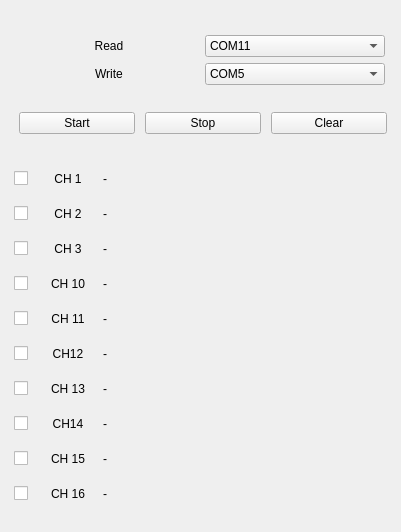
Qt form main_ui.ui (Dishendramishra/microK) before a commit.
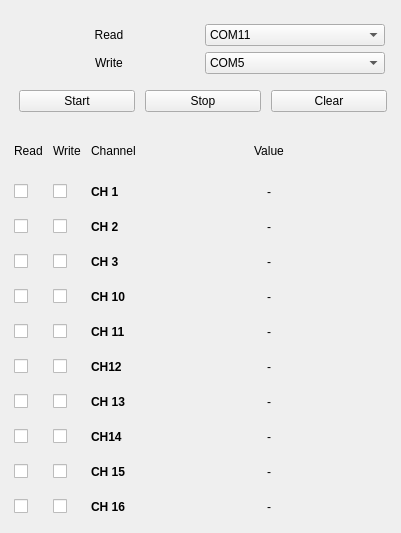
The same form after that commit.

Commit message: working under emulator

Patch:
```diff
--- a/main_ui.ui
+++ b/main_ui.ui
@@ -7,7 +7,7 @@
     <x>0</x>
     <y>0</y>
     <width>401</width>
-    <height>532</height>
+    <height>533</height>
    </rect>
   </property>
   <property name="windowTitle">
@@ -344,7 +344,7 @@
        </layout>
       </item>
       <item>
-       <layout class="QGridLayout" name="gridLayout" columnstretch="1,1,15">
+       <layout class="QGridLayout" name="gridLayout" columnstretch="0,0,0,1">
         <property name="leftMargin">
          <number>5</number>
         </property>
@@ -363,186 +363,283 @@
         <property name="verticalSpacing">
          <number>20</number>
         </property>
-        <item row="9" column="1">
-         <widget class="QLabel" name="lbl_com10">
+        <item row="10" column="1">
+         <widget class="QCheckBox" name="chbx_write10">
           <property name="text">
-           <string>CH 16</string>
-          </property>
-          <property name="alignment">
-           <set>Qt::AlignCenter</set>
+           <string/>
           </property>
          </widget>
         </item>
         <item row="8" column="1">
-         <widget class="QLabel" name="lbl_com9">
+         <widget class="QCheckBox" name="chbx_write8">
           <property name="text">
-           <string>CH 15</string>
-          </property>
-          <property name="alignment">
-           <set>Qt::AlignCenter</set>
+           <string/>
           </property>
          </widget>
         </item>
-        <item row="4" column="1">
-         <widget class="QLabel" name="lbl_com5">
+        <item row="5" column="2">
+         <widget class="QLabel" name="lbl_ch5">
+          <property name="font">
+           <font>
+            <weight>75</weight>
+            <bold>true</bold>
+           </font>
+          </property>
+          <property name="layoutDirection">
+           <enum>Qt::LeftToRight</enum>
+          </property>
           <property name="text">
            <string>CH 11</string>
           </property>
           <property name="alignment">
-           <set>Qt::AlignCenter</set>
+           <set>Qt::AlignLeading|Qt::AlignLeft|Qt::AlignVCenter</set>
           </property>
          </widget>
         </item>
-        <item row="7" column="1">
-         <widget class="QLabel" name="lbl_com8">
+        <item row="10" column="2">
+         <widget class="QLabel" name="lbl_ch10">
+          <property name="font">
+           <font>
+            <weight>75</weight>
+            <bold>true</bold>
+           </font>
+          </property>
+          <property name="layoutDirection">
+           <enum>Qt::LeftToRight</enum>
+          </property>
           <property name="text">
-           <string>CH14</string>
+           <string>CH 16</string>
           </property>
           <property name="alignment">
-           <set>Qt::AlignCenter</set>
+           <set>Qt::AlignLeading|Qt::AlignLeft|Qt::AlignVCenter</set>
           </property>
          </widget>
         </item>
-        <item row="3" column="1">
-         <widget class="QLabel" name="lbl_com4">
+        <item row="9" column="2">
+         <widget class="QLabel" name="lbl_ch9">
+          <property name="font">
+           <font>
+            <weight>75</weight>
+            <bold>true</bold>
+           </font>
+          </property>
+          <property name="layoutDirection">
+           <enum>Qt::LeftToRight</enum>
+          </property>
+          <property name="text">
+           <string>CH 15</string>
+          </property>
+          <property name="alignment">
+           <set>Qt::AlignLeading|Qt::AlignLeft|Qt::AlignVCenter</set>
+          </property>
+         </widget>
+        </item>
+        <item row="4" column="2">
+         <widget class="QLabel" name="lbl_ch4">
+          <property name="font">
+           <font>
+            <weight>75</weight>
+            <bold>true</bold>
+           </font>
+          </property>
+          <property name="layoutDirection">
+           <enum>Qt::LeftToRight</enum>
+          </property>
           <property name="text">
            <string>CH 10</string>
           </property>
           <property name="alignment">
-           <set>Qt::AlignCenter</set>
+           <set>Qt::AlignLeading|Qt::AlignLeft|Qt::AlignVCenter</set>
           </property>
          </widget>
         </item>
-        <item row="2" column="1">
-         <widget class="QLabel" name="lbl_com3">
+        <item row="8" column="2">
+         <widget class="QLabel" name="lbl_ch8">
+          <property name="font">
+           <font>
+            <weight>75</weight>
+            <bold>true</bold>
+           </font>
+          </property>
+          <property name="layoutDirection">
+           <enum>Qt::LeftToRight</enum>
+          </property>
           <property name="text">
-           <string>CH 3</string>
+           <string>CH14</string>
           </property>
           <property name="alignment">
-           <set>Qt::AlignCenter</set>
-          </property>
-         </widget>
-        </item>
-        <item row="0" column="2">
-         <widget class="QLabel" name="lbl_com1_val">
-          <property name="text">
-           <string>-</string>
+           <set>Qt::AlignLeading|Qt::AlignLeft|Qt::AlignVCenter</set>
           </property>
          </widget>
         </item>
         <item row="3" column="2">
-         <widget class="QLabel" name="lbl_com4_val">
+         <widget class="QLabel" name="lbl_ch3">
+          <property name="font">
+           <font>
+            <weight>75</weight>
+            <bold>true</bold>
+           </font>
+          </property>
+          <property name="layoutDirection">
+           <enum>Qt::LeftToRight</enum>
+          </property>
           <property name="text">
+           <string>CH 3</string>
+          </property>
+          <property name="alignment">
+           <set>Qt::AlignLeading|Qt::AlignLeft|Qt::AlignVCenter</set>
+          </property>
+         </widget>
+        </item>
+        <item row="1" column="3">
+         <widget class="QLabel" name="lbl_ch1_val">
+          <property name="text">
            <string>-</string>
           </property>
+          <property name="alignment">
+           <set>Qt::AlignCenter</set>
+          </property>
          </widget>
         </item>
-        <item row="5" column="2">
-         <widget class="QLabel" name="lbl_com6_val">
+        <item row="4" column="3">
+         <widget class="QLabel" name="lbl_ch4_val">
           <property name="text">
            <string>-</string>
           </property>
+          <property name="alignment">
+           <set>Qt::AlignCenter</set>
+          </property>
          </widget>
         </item>
-        <item row="2" column="2">
-         <widget class="QLabel" name="lbl_com3_val">
+        <item row="6" column="2">
+         <widget class="QLabel" name="lbl_ch6">
+          <property name="font">
+           <font>
+            <weight>75</weight>
+            <bold>true</bold>
+           </font>
+          </property>
+          <property name="layoutDirection">
+           <enum>Qt::LeftToRight</enum>
+          </property>
           <property name="text">
+           <string>CH12</string>
+          </property>
+          <property name="alignment">
+           <set>Qt::AlignLeading|Qt::AlignLeft|Qt::AlignVCenter</set>
+          </property>
+         </widget>
+        </item>
+        <item row="3" column="3">
+         <widget class="QLabel" name="lbl_ch3_val">
+          <property name="text">
            <string>-</string>
           </property>
+          <property name="alignment">
+           <set>Qt::AlignCenter</set>
+          </property>
          </widget>
         </item>
-        <item row="0" column="1">
-         <widget class="QLabel" name="lbl_com1">
+        <item row="6" column="3">
+         <widget class="QLabel" name="lbl_ch6_val">
+          <property name="text">
+           <string>-</string>
+          </property>
+          <property name="alignment">
+           <set>Qt::AlignCenter</set>
+          </property>
+         </widget>
+        </item>
+        <item row="1" column="2">
+         <widget class="QLabel" name="lbl_ch1">
           <property name="minimumSize">
            <size>
             <width>50</width>
             <height>0</height>
            </size>
           </property>
+          <property name="font">
+           <font>
+            <weight>75</weight>
+            <bold>true</bold>
+           </font>
+          </property>
+          <property name="layoutDirection">
+           <enum>Qt::LeftToRight</enum>
+          </property>
           <property name="text">
            <string>CH 1</string>
           </property>
           <property name="alignment">
-           <set>Qt::AlignCenter</set>
+           <set>Qt::AlignLeading|Qt::AlignLeft|Qt::AlignVCenter</set>
           </property>
          </widget>
         </item>
-        <item row="5" column="1">
-         <widget class="QLabel" name="lbl_com6">
-          <property name="text">
-           <string>CH12</string>
-          </property>
-          <property name="alignment">
-           <set>Qt::AlignCenter</set>
-          </property>
-         </widget>
-        </item>
-        <item row="8" column="2">
-         <widget class="QLabel" name="lbl_com9_val">
+        <item row="5" column="3">
+         <widget class="QLabel" name="lbl_ch5_val">
           <property name="text">
            <string>-</string>
           </property>
+          <property name="alignment">
+           <set>Qt::AlignCenter</set>
+          </property>
          </widget>
         </item>
-        <item row="1" column="1">
-         <widget class="QLabel" name="lbl_com2">
+        <item row="2" column="2">
+         <widget class="QLabel" name="lbl_ch2">
+          <property name="font">
+           <font>
+            <weight>75</weight>
+            <bold>true</bold>
+           </font>
+          </property>
+          <property name="layoutDirection">
+           <enum>Qt::LeftToRight</enum>
+          </property>
           <property name="text">
            <string>CH 2</string>
           </property>
           <property name="alignment">
-           <set>Qt::AlignCenter</set>
+           <set>Qt::AlignLeading|Qt::AlignLeft|Qt::AlignVCenter</set>
           </property>
          </widget>
         </item>
-        <item row="4" column="2">
-         <widget class="QLabel" name="lbl_com5_val">
+        <item row="10" column="3">
+         <widget class="QLabel" name="lbl_ch10_val">
           <property name="text">
            <string>-</string>
           </property>
-         </widget>
-        </item>
-        <item row="9" column="2">
-         <widget class="QLabel" name="lbl_com10_val">
-          <property name="text">
-           <string>-</string>
-          </property>
-         </widget>
-        </item>
-        <item row="6" column="1">
-         <widget class="QLabel" name="lbl_com7">
-          <property name="text">
-           <string>CH 13</string>
-          </property>
           <property name="alignment">
            <set>Qt::AlignCenter</set>
           </property>
          </widget>
         </item>
-        <item row="1" column="2">
-         <widget class="QLabel" name="lbl_com2_val">
+        <item row="9" column="3">
+         <widget class="QLabel" name="lbl_ch9_val">
           <property name="text">
            <string>-</string>
           </property>
+          <property name="alignment">
+           <set>Qt::AlignCenter</set>
+          </property>
          </widget>
         </item>
         <item row="7" column="2">
-         <widget class="QLabel" name="lbl_com8_val">
-          <property name="text">
-           <string>-</string>
+         <widget class="QLabel" name="lbl_ch7">
+          <property name="font">
+           <font>
+            <weight>75</weight>
+            <bold>true</bold>
+           </font>
           </property>
-         </widget>
-        </item>
-        <item row="6" column="2">
-         <widget class="QLabel" name="lbl_com7_val">
-          <property name="text">
-           <string>-</string>
+          <property name="layoutDirection">
+           <enum>Qt::LeftToRight</enum>
           </property>
-         </widget>
-        </item>
-        <item row="0" column="0">
-         <widget class="QCheckBox" name="chbx_com1">
           <property name="text">
-           <string/>
+           <string>CH 13</string>
+          </property>
+          <property name="alignment">
+           <set>Qt::AlignLeading|Qt::AlignLeft|Qt::AlignVCenter</set>
           </property>
          </widget>
         </item>
@@ -553,6 +650,16 @@
           </property>
          </widget>
         </item>
+        <item row="7" column="3">
+         <widget class="QLabel" name="lbl_ch7_val">
+          <property name="text">
+           <string>-</string>
+          </property>
+          <property name="alignment">
+           <set>Qt::AlignCenter</set>
+          </property>
+         </widget>
+        </item>
         <item row="2" column="0">
          <widget class="QCheckBox" name="chbx_com3">
           <property name="text">
@@ -560,22 +667,35 @@
           </property>
          </widget>
         </item>
-        <item row="3" column="0">
-         <widget class="QCheckBox" name="chbx_com4">
+        <item row="8" column="3">
+         <widget class="QLabel" name="lbl_ch8_val">
           <property name="text">
-           <string/>
+           <string>-</string>
           </property>
+          <property name="alignment">
+           <set>Qt::AlignCenter</set>
+          </property>
          </widget>
         </item>
-        <item row="4" column="0">
-         <widget class="QCheckBox" name="chbx_com5">
+        <item row="2" column="3">
+         <widget class="QLabel" name="lbl_ch2_val">
           <property name="text">
-           <string/>
+           <string>-</string>
+          </property>
+          <property name="alignment">
+           <set>Qt::AlignCenter</set>
           </property>
          </widget>
         </item>
         <item row="5" column="0">
-         <widget class="QCheckBox" name="chbx_com6">
+         <widget class="QCheckBox" name="chbx_read5">
+          <property name="text">
+           <string/>
+          </property>
+         </widget>
+        </item>
+        <item row="3" column="0">
+         <widget class="QCheckBox" name="chbx_read3">
           <property name="text">
            <string/>
           </property>
@@ -595,8 +715,8 @@
           </property>
          </widget>
         </item>
-        <item row="8" column="0">
-         <widget class="QCheckBox" name="chbx_com9">
+        <item row="4" column="0">
+         <widget class="QCheckBox" name="chbx_read4">
           <property name="text">
            <string/>
           </property>
@@ -609,6 +729,107 @@
           </property>
          </widget>
         </item>
+        <item row="10" column="0">
+         <widget class="QCheckBox" name="chbx_read10">
+          <property name="text">
+           <string/>
+          </property>
+         </widget>
+        </item>
+        <item row="8" column="0">
+         <widget class="QCheckBox" name="chbx_read8">
+          <property name="text">
+           <string/>
+          </property>
+         </widget>
+        </item>
+        <item row="9" column="1">
+         <widget class="QCheckBox" name="chbx_write9">
+          <property name="text">
+           <string/>
+          </property>
+         </widget>
+        </item>
+        <item row="1" column="1">
+         <widget class="QCheckBox" name="chbx_write1">
+          <property name="text">
+           <string/>
+          </property>
+         </widget>
+        </item>
+        <item row="2" column="1">
+         <widget class="QCheckBox" name="chbx_write2">
+          <property name="text">
+           <string/>
+          </property>
+         </widget>
+        </item>
+        <item row="7" column="1">
+         <widget class="QCheckBox" name="chbx_write7">
+          <property name="text">
+           <string/>
+          </property>
+         </widget>
+        </item>
+        <item row="3" column="1">
+         <widget class="QCheckBox" name="chbx_write3">
+          <property name="text">
+           <string/>
+          </property>
+         </widget>
+        </item>
+        <item row="5" column="1">
+         <widget class="QCheckBox" name="chbx_write5">
+          <property name="text">
+           <string/>
+          </property>
+         </widget>
+        </item>
+        <item row="4" column="1">
+         <widget class="QCheckBox" name="chbx_write4">
+          <property name="text">
+           <string/>
+          </property>
+         </widget>
+        </item>
+        <item row="6" column="1">
+         <widget class="QCheckBox" name="chbx_write6">
+          <property name="text">
+           <string/>
+          </property>
+         </widget>
+        </item>
+        <item row="0" column="0">
+         <widget class="QLabel" name="label">
+          <property name="text">
+           <string>Read</string>
+          </property>
+         </widget>
+        </item>
+        <item row="0" column="1">
+         <widget class="QLabel" name="label_2">
+          <property name="text">
+           <string>Write</string>
+          </property>
+         </widget>
+        </item>
+        <item row="0" column="2">
+         <widget class="QLabel" name="label_3">
+          <property name="text">
+           <string>Channel</string>
+          </property>
+         </widget>
+        </item>
+        <item row="0" column="3">
+         <widget class="QLabel" name="label_4">
+          <property name="text">
+           <string>Value</string>
+          </property>
+          <property name="alignment">
+           <set>Qt::AlignCenter</set>
+          </property>
+         </widget>
+        </item>
        </layout>
       </item>
      </layout>
```
Left out of the diff: 10 changed lines with no effect on the pictures. The commit also changes 2 other files.
